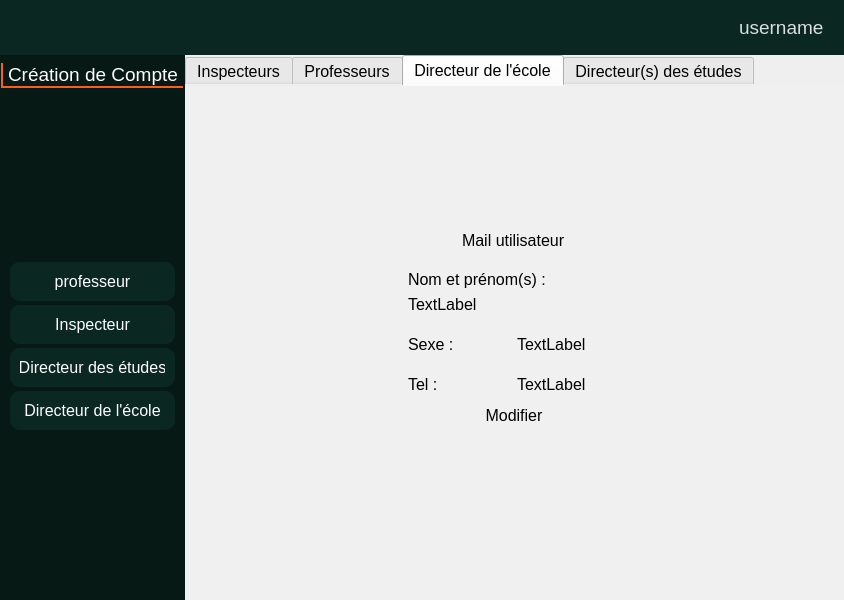
This is superAdmin.ui in elvis262/gnote-project as Qt 5 draws it before an edit. The edited form follows.
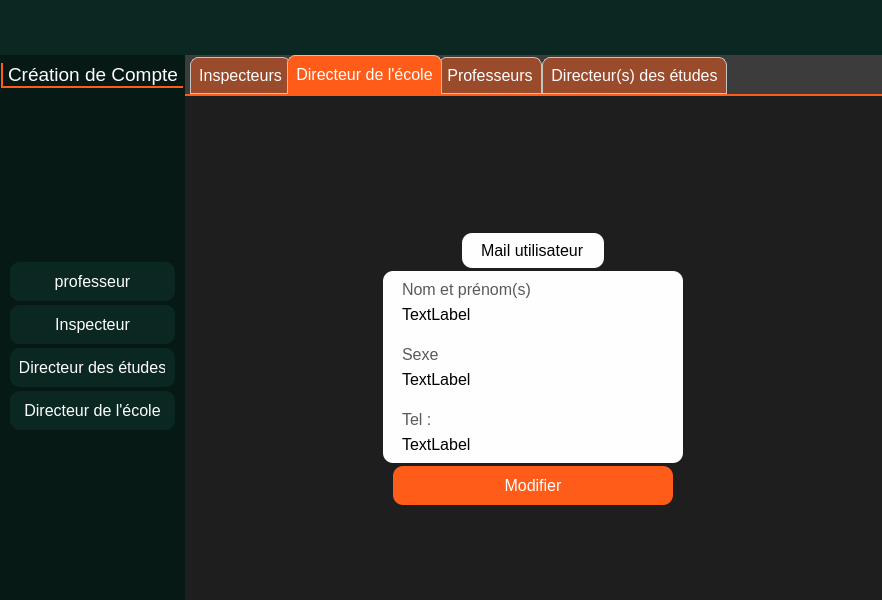
This is the edited form. The open tabs and pages were chosen to show the change. Icons and pictures are not drawn.

What changed in the file:
```diff
--- a/superAdmin.ui
+++ b/superAdmin.ui
@@ -6,10 +6,28 @@
    <rect>
     <x>0</x>
     <y>0</y>
-    <width>844</width>
+    <width>882</width>
     <height>600</height>
    </rect>
   </property>
+  <property name="minimumSize">
+   <size>
+    <width>0</width>
+    <height>600</height>
+   </size>
+  </property>
+  <property name="maximumSize">
+   <size>
+    <width>16777215</width>
+    <height>16777215</height>
+   </size>
+  </property>
+  <property name="baseSize">
+   <size>
+    <width>0</width>
+    <height>500</height>
+   </size>
+  </property>
   <property name="windowTitle">
    <string>MainWindow</string>
   </property>
@@ -58,7 +76,7 @@
 }
 #Professeurs,#Inspecteurs,#DirEcole,#DirEtude
 {
-background-color:rgb(240, 240, 240)
+background-color:rgb(30, 30, 30)
 }
 QTabWidget QLineEdit
 {
@@ -68,7 +86,7 @@
 }
 #searchInspectBtn,#searchProfBtn
 {
-background:rgb(3, 12, 10);
+background:rgb(30, 30, 30);
 border-radius:15px;
 }
 #searchInspectBtn:hover,#searchProfBtn:hover
@@ -77,13 +95,114 @@
 }
 #frame_7,#frame_18
 {
-background:rgba(7, 25, 21);
+background:rgba(30, 30, 30);
 padding: 2px 5px;
-border-radius : 8px
+border-radius : 8px;
 }
-QHeaderView
+
+QScrollBar:horizontal
 {
-background:rgb(11, 39, 33)
+border:0;
+background-color:rgb(254, 92, 24);
+height:15px;
+margin:0 40px 0 0
+}
+QScrollBar::handle:horizontal{
+background:gray;
+min-width:20px
+}
+QScrollBar::add-line:horizontal{
+background:blue;
+width:16px;
+subcontrol-position: right;
+subcontrol-origin: margin;
+border:2px solid black;
+}
+QScrollBar::sub-line:horizontal{
+background:magenta;
+width:16px;
+subcontrol-position:top right;
+subcontrol-origin:margin;
+border: 2px solid rgb(11, 39, 33);  
+position: absolute;
+right:20px
+}
+QScrollBar::left-arrow:horizontal,QScrollBar::right-arrow:horizontal{
+width:3px;
+height:3px;
+background:pink;
+}
+QScrollBar::add-page:horizontal,QScrollBar::sub-page:horizontal{
+background:none
+}
+QTabWidget::pane{
+border-top:2px solid rgb(254, 92, 24)
+}
+QTabWidget::tab-bar{
+left:5px
+}
+QTabBar::tab{
+background:rgba(254, 92, 24,0.4856);
+border: 0.5px solid #C4C4C3;
+border-bottom-color:#C2C7CB;
+min-width:8px;
+padding:8px;
+color : #fefefe;
+border-top-left-radius :8px;
+border-top-right-radius: 8px;
+}
+QTabBar::tab:selected,QTabBar::tab:hover{
+background:rgb(254, 92, 24)
+}
+QTabBar::tab:selected
+{
+border-bottom-color:rgb(254, 92, 24)
+}
+QTabBar::tab:!selected{
+margin-top:2px
+}
+QTabBar::tab:selected
+{
+margin-left:-4px;
+margin-right:-4px
+}
+QTabBar::tab:first:selected
+{
+margin-left:0;
+}
+QTabBar::tab:last:selected
+{
+margin-right:0;
+}
+QTabBar::tab:only-one
+{
+margin:0;
+}
+#frame_4
+{
+background:rgb(60, 60, 60)
+}
+
+#inspectInfo QPushButton,#profInfo QPushButton,#dirEcoleInfo QPushButton,#dirEtudeInfo QPushButton
+{
+color:#fefefe;
+padding : 10px;
+background:rgb(254, 92, 24);
+margin-left : 10px;
+margin-right : 10px;
+border-radius : 10px;
+}
+#subinfo1,#subinfo2,#subinfo3,#subinfo4
+{
+background:#fefefe;
+padding: 0 10px;
+border-radius: 10px
+}
+#mailInspect,#mailDirEcole,#mailDirEtude,#mailProf
+{
+background:#fefefe;
+padding: 0 15px;
+border-radius:10px
 }</string>
   </property>
   <widget class="QWidget" name="centralwidget">
@@ -207,18 +326,6 @@
          </property>
         </spacer>
        </item>
-       <item>
-        <widget class="QLabel" name="username">
-         <property name="font">
-          <font>
-           <pointsize>14</pointsize>
-          </font>
-         </property>
-         <property name="text">
-          <string>username</string>
-         </property>
-        </widget>
-       </item>
       </layout>
      </widget>
     </item>
@@ -926,6 +1033,290 @@
                            <pointsize>12</pointsize>
                           </font>
                          </property>
+                         <property name="cursor">
+                          <cursorShape>PointingHandCursor</cursorShape>
+                         </property>
+                         <property name="text">
+                          <string>Modifier</string>
+                         </property>
+                        </widget>
+                       </item>
+                      </layout>
+                     </widget>
+                    </item>
+                   </layout>
+                  </widget>
+                  <widget class="QWidget" name="DirEcole">
+                   <attribute name="title">
+                    <string>Directeur de l'école</string>
+                   </attribute>
+                   <layout class="QHBoxLayout" name="horizontalLayout_11">
+                    <item alignment="Qt::AlignTop">
+                     <widget class="QFrame" name="dirEcoleInfo">
+                      <property name="minimumSize">
+                       <size>
+                        <width>300</width>
+                        <height>0</height>
+                       </size>
+                      </property>
+                      <property name="maximumSize">
+                       <size>
+                        <width>300</width>
+                        <height>16777215</height>
+                       </size>
+                      </property>
+                      <property name="frameShape">
+                       <enum>QFrame::StyledPanel</enum>
+                      </property>
+                      <property name="frameShadow">
+                       <enum>QFrame::Raised</enum>
+                      </property>
+                      <layout class="QVBoxLayout" name="verticalLayout_13">
+                       <property name="spacing">
+                        <number>3</number>
+                       </property>
+                       <property name="leftMargin">
+                        <number>0</number>
+                       </property>
+                       <property name="topMargin">
+                        <number>0</number>
+                       </property>
+                       <property name="rightMargin">
+                        <number>0</number>
+                       </property>
+                       <property name="bottomMargin">
+                        <number>0</number>
+                       </property>
+                       <item alignment="Qt::AlignTop">
+                        <widget class="QFrame" name="frame_24">
+                         <property name="frameShape">
+                          <enum>QFrame::StyledPanel</enum>
+                         </property>
+                         <property name="frameShadow">
+                          <enum>QFrame::Raised</enum>
+                         </property>
+                         <layout class="QVBoxLayout" name="verticalLayout_14">
+                          <property name="spacing">
+                           <number>0</number>
+                          </property>
+                          <property name="leftMargin">
+                           <number>0</number>
+                          </property>
+                          <property name="topMargin">
+                           <number>8</number>
+                          </property>
+                          <property name="rightMargin">
+                           <number>0</number>
+                          </property>
+                          <property name="bottomMargin">
+                           <number>0</number>
+                          </property>
+                          <item alignment="Qt::AlignHCenter">
+                           <widget class="QLabel" name="photoDirEcole">
+                            <property name="minimumSize">
+                             <size>
+                              <width>120</width>
+                              <height>120</height>
+                             </size>
+                            </property>
+                            <property name="maximumSize">
+                             <size>
+                              <width>120</width>
+                              <height>120</height>
+                             </size>
+                            </property>
+                            <property name="text">
+                             <string/>
+                            </property>
+                            <property name="pixmap">
+                             <pixmap resource="ressources.qrc">:/images/images/manager.png</pixmap>
+                            </property>
+                            <property name="scaledContents">
+                             <bool>true</bool>
+                            </property>
+                           </widget>
+                          </item>
+                          <item alignment="Qt::AlignHCenter">
+                           <widget class="QLabel" name="mailDirEcole">
+                            <property name="minimumSize">
+                             <size>
+                              <width>0</width>
+                              <height>35</height>
+                             </size>
+                            </property>
+                            <property name="maximumSize">
+                             <size>
+                              <width>16777215</width>
+                              <height>35</height>
+                             </size>
+                            </property>
+                            <property name="font">
+                             <font>
+                              <pointsize>12</pointsize>
+                             </font>
+                            </property>
+                            <property name="text">
+                             <string>Mail utilisateur</string>
+                            </property>
+                           </widget>
+                          </item>
+                         </layout>
+                        </widget>
+                       </item>
+                       <item>
+                        <widget class="QFrame" name="subinfo2">
+                         <property name="frameShape">
+                          <enum>QFrame::StyledPanel</enum>
+                         </property>
+                         <property name="frameShadow">
+                          <enum>QFrame::Raised</enum>
+                         </property>
+                         <layout class="QVBoxLayout" name="verticalLayout_20">
+                          <property name="spacing">
+                           <number>3</number>
+                          </property>
+                          <property name="leftMargin">
+                           <number>0</number>
+                          </property>
+                          <property name="topMargin">
+                           <number>0</number>
+                          </property>
+                          <property name="rightMargin">
+                           <number>0</number>
+                          </property>
+                          <property name="bottomMargin">
+                           <number>0</number>
+                          </property>
+                          <item>
+                           <widget class="QFrame" name="frame_39">
+                            <property name="frameShape">
+                             <enum>QFrame::StyledPanel</enum>
+                            </property>
+                            <property name="frameShadow">
+                             <enum>QFrame::Raised</enum>
+                            </property>
+                            <layout class="QVBoxLayout" name="verticalLayout_23">
+                             <item>
+                              <widget class="QLabel" name="label_17">
+                               <property name="font">
+                                <font>
+                                 <pointsize>12</pointsize>
+                                </font>
+                               </property>
+                               <property name="styleSheet">
+                                <string notr="true">color:rgb(90,90,90)</string>
+                               </property>
+                               <property name="text">
+                                <string>Nom et prénom(s) </string>
+                               </property>
+                              </widget>
+                             </item>
+                             <item>
+                              <widget class="QLabel" name="nomdirEcole">
+                               <property name="font">
+                                <font>
+                                 <pointsize>12</pointsize>
+                                </font>
+                               </property>
+                               <property name="text">
+                                <string>TextLabel</string>
+                               </property>
+                              </widget>
+                             </item>
+                            </layout>
+                           </widget>
+                          </item>
+                          <item>
+                           <widget class="QFrame" name="frame_26">
+                            <property name="frameShape">
+                             <enum>QFrame::StyledPanel</enum>
+                            </property>
+                            <property name="frameShadow">
+                             <enum>QFrame::Raised</enum>
+                            </property>
+                            <layout class="QVBoxLayout" name="verticalLayout_30">
+                             <item>
+                              <widget class="QLabel" name="label_19">
+                               <property name="font">
+                                <font>
+                                 <pointsize>12</pointsize>
+                                </font>
+                               </property>
+                               <property name="styleSheet">
+                                <string notr="true">color:rgb(90,90,90)</string>
+                               </property>
+                               <property name="text">
+                                <string>Sexe </string>
+                               </property>
+                              </widget>
+                             </item>
+                             <item>
+                              <widget class="QLabel" name="sexeDirEcole">
+                               <property name="font">
+                                <font>
+                                 <pointsize>12</pointsize>
+                                </font>
+                               </property>
+                               <property name="text">
+                                <string>TextLabel</string>
+                               </property>
+                              </widget>
+                             </item>
+                            </layout>
+                           </widget>
+                          </item>
+                          <item>
+                           <widget class="QFrame" name="frame_30">
+                            <property name="frameShape">
+                             <enum>QFrame::StyledPanel</enum>
+                            </property>
+                            <property name="frameShadow">
+                             <enum>QFrame::Raised</enum>
+                            </property>
+                            <layout class="QVBoxLayout" name="verticalLayout_31">
+                             <item>
+                              <widget class="QLabel" name="label_39">
+                               <property name="font">
+                                <font>
+                                 <pointsize>12</pointsize>
+                                </font>
+                               </property>
+                               <property name="styleSheet">
+                                <string notr="true">color:rgb(90,90,90)</string>
+                               </property>
+                               <property name="text">
+                                <string>Tel :</string>
+                               </property>
+                              </widget>
+                             </item>
+                             <item>
+                              <widget class="QLabel" name="telDirEcole">
+                               <property name="font">
+                                <font>
+                                 <pointsize>12</pointsize>
+                                </font>
+                               </property>
+                               <property name="text">
+                                <string>TextLabel</string>
+                               </property>
+                              </widget>
+                             </item>
+                            </layout>
+                           </widget>
+                          </item>
+                         </layout>
+                        </widget>
+                       </item>
+                       <item>
+                        <widget class="QPushButton" name="pushButton_11">
+                         <property name="font">
+                          <font>
+                           <pointsize>12</pointsize>
+                          </font>
+                         </property>
+                         <property name="cursor">
+                          <cursorShape>PointingHandCursor</cursorShape>
+                         </property>
                          <property name="text">
                           <string>Modifier</string>
                          </property>
@@ -1385,274 +1776,8 @@
                            <pointsize>12</pointsize>
                           </font>
                          </property>
-                         <property name="text">
-                          <string>Modifier</string>
-                         </property>
-                        </widget>
-                       </item>
-                      </layout>
-                     </widget>
-                    </item>
-                   </layout>
-                  </widget>
-                  <widget class="QWidget" name="DirEcole">
-                   <attribute name="title">
-                    <string>Directeur de l'école</string>
-                   </attribute>
-                   <layout class="QHBoxLayout" name="horizontalLayout_11">
-                    <item alignment="Qt::AlignTop">
-                     <widget class="QFrame" name="frame_23">
-                      <property name="minimumSize">
-                       <size>
-                        <width>230</width>
-                        <height>0</height>
-                       </size>
-                      </property>
-                      <property name="maximumSize">
-                       <size>
-                        <width>230</width>
-                        <height>16777215</height>
-                       </size>
-                      </property>
-                      <property name="frameShape">
-                       <enum>QFrame::StyledPanel</enum>
-                      </property>
-                      <property name="frameShadow">
-                       <enum>QFrame::Raised</enum>
-                      </property>
-                      <layout class="QVBoxLayout" name="verticalLayout_13">
-                       <property name="spacing">
-                        <number>3</number>
-                       </property>
-                       <property name="leftMargin">
-                        <number>0</number>
-                       </property>
-                       <property name="topMargin">
-                        <number>0</number>
-                       </property>
-                       <property name="rightMargin">
-                        <number>0</number>
-                       </property>
-                       <property name="bottomMargin">
-                        <number>0</number>
-                       </property>
-                       <item alignment="Qt::AlignTop">
-                        <widget class="QFrame" name="frame_24">
-                         <property name="frameShape">
-                          <enum>QFrame::StyledPanel</enum>
-                         </property>
-                         <property name="frameShadow">
-                          <enum>QFrame::Raised</enum>
-                         </property>
-                         <layout class="QVBoxLayout" name="verticalLayout_14">
-                          <property name="spacing">
-                           <number>0</number>
-                          </property>
-                          <property name="leftMargin">
-                           <number>0</number>
-                          </property>
-                          <property name="topMargin">
-                           <number>8</number>
-                          </property>
-                          <property name="rightMargin">
-                           <number>0</number>
-                          </property>
-                          <property name="bottomMargin">
-                           <number>0</number>
-                          </property>
-                          <item alignment="Qt::AlignHCenter">
-                           <widget class="QLabel" name="photoDirEcole">
-                            <property name="minimumSize">
-                             <size>
-                              <width>120</width>
-                              <height>120</height>
-                             </size>
-                            </property>
-                            <property name="maximumSize">
-                             <size>
-                              <width>120</width>
-                              <height>120</height>
-                             </size>
-                            </property>
-                            <property name="text">
-                             <string/>
-                            </property>
-                            <property name="pixmap">
-                             <pixmap resource="ressources.qrc">:/images/images/manager.png</pixmap>
-                            </property>
-                            <property name="scaledContents">
-                             <bool>true</bool>
-                            </property>
-                           </widget>
-                          </item>
-                          <item alignment="Qt::AlignHCenter">
-                           <widget class="QLabel" name="mailDirEcole">
-                            <property name="minimumSize">
-                             <size>
-                              <width>0</width>
-                              <height>35</height>
-                             </size>
-                            </property>
-                            <property name="maximumSize">
-                             <size>
-                              <width>16777215</width>
-                              <height>35</height>
-                             </size>
-                            </property>
-                            <property name="font">
-                             <font>
-                              <pointsize>12</pointsize>
-                             </font>
-                            </property>
-                            <property name="text">
-                             <string>Mail utilisateur</string>
-                            </property>
-                           </widget>
-                          </item>
-                         </layout>
-                        </widget>
-                       </item>
-                       <item>
-                        <widget class="QFrame" name="frame_25">
-                         <property name="frameShape">
-                          <enum>QFrame::StyledPanel</enum>
-                         </property>
-                         <property name="frameShadow">
-                          <enum>QFrame::Raised</enum>
-                         </property>
-                         <layout class="QVBoxLayout" name="verticalLayout_20">
-                          <property name="spacing">
-                           <number>3</number>
-                          </property>
-                          <property name="leftMargin">
-                           <number>0</number>
-                          </property>
-                          <property name="topMargin">
-                           <number>0</number>
-                          </property>
-                          <property name="rightMargin">
-                           <number>0</number>
-                          </property>
-                          <property name="bottomMargin">
-                           <number>0</number>
-                          </property>
-                          <item>
-                           <widget class="QFrame" name="frame_39">
-                            <property name="frameShape">
-                             <enum>QFrame::StyledPanel</enum>
-                            </property>
-                            <property name="frameShadow">
-                             <enum>QFrame::Raised</enum>
-                            </property>
-                            <layout class="QVBoxLayout" name="verticalLayout_23">
-                             <item>
-                              <widget class="QLabel" name="label_17">
-                               <property name="font">
-                                <font>
-                                 <pointsize>12</pointsize>
-                                </font>
-                               </property>
-                               <property name="text">
-                                <string>Nom et prénom(s) :</string>
-                               </property>
-                              </widget>
-                             </item>
-                             <item>
-                              <widget class="QLabel" name="nomdirEcole">
-                               <property name="font">
-                                <font>
-                                 <pointsize>12</pointsize>
-                                </font>
-                               </property>
-                               <property name="text">
-                                <string>TextLabel</string>
-                               </property>
-                              </widget>
-                             </item>
-                            </layout>
-                           </widget>
-                          </item>
-                          <item>
-                           <widget class="QFrame" name="frame_26">
-                            <property name="frameShape">
-                             <enum>QFrame::StyledPanel</enum>
-                            </property>
-                            <property name="frameShadow">
-                             <enum>QFrame::Raised</enum>
-                            </property>
-                            <layout class="QHBoxLayout" name="horizontalLayout_15">
-                             <item>
-                              <widget class="QLabel" name="label_19">
-                               <property name="font">
-                                <font>
-                                 <pointsize>12</pointsize>
-                                </font>
-                               </property>
-                               <property name="text">
-                                <string>Sexe :</string>
-                               </property>
-                              </widget>
-                             </item>
-                             <item>
-                              <widget class="QLabel" name="sexeDirEcole">
-                               <property name="font">
-                                <font>
-                                 <pointsize>12</pointsize>
-                                </font>
-                               </property>
-                               <property name="text">
-                                <string>TextLabel</string>
-                               </property>
-                              </widget>
-                             </item>
-                            </layout>
-                           </widget>
-                          </item>
-                          <item>
-                           <widget class="QFrame" name="frame_30">
-                            <property name="frameShape">
-                             <enum>QFrame::StyledPanel</enum>
-                            </property>
-                            <property name="frameShadow">
-                             <enum>QFrame::Raised</enum>
-                            </property>
-                            <layout class="QHBoxLayout" name="horizontalLayout_12">
-                             <item>
-                              <widget class="QLabel" name="label_39">
-                               <property name="font">
-                                <font>
-                                 <pointsize>12</pointsize>
-                                </font>
-                               </property>
-                               <property name="text">
-                                <string>Tel :</string>
-                               </property>
-                              </widget>
-                             </item>
-                             <item>
-                              <widget class="QLabel" name="telDirEcole">
-                               <property name="font">
-                                <font>
-                                 <pointsize>12</pointsize>
-                                </font>
-                               </property>
-                               <property name="text">
-                                <string>TextLabel</string>
-                               </property>
-                              </widget>
-                             </item>
-                            </layout>
-                           </widget>
-                          </item>
-                         </layout>
-                        </widget>
-                       </item>
-                       <item>
-                        <widget class="QPushButton" name="pushButton_11">
-                         <property name="font">
-                          <font>
-                           <pointsize>12</pointsize>
-                          </font>
+                         <property name="cursor">
+                          <cursorShape>PointingHandCursor</cursorShape>
                          </property>
                          <property name="text">
                           <string>Modifier</string>
```
Left out of the diff: 152 changed lines with no effect on the pictures.
